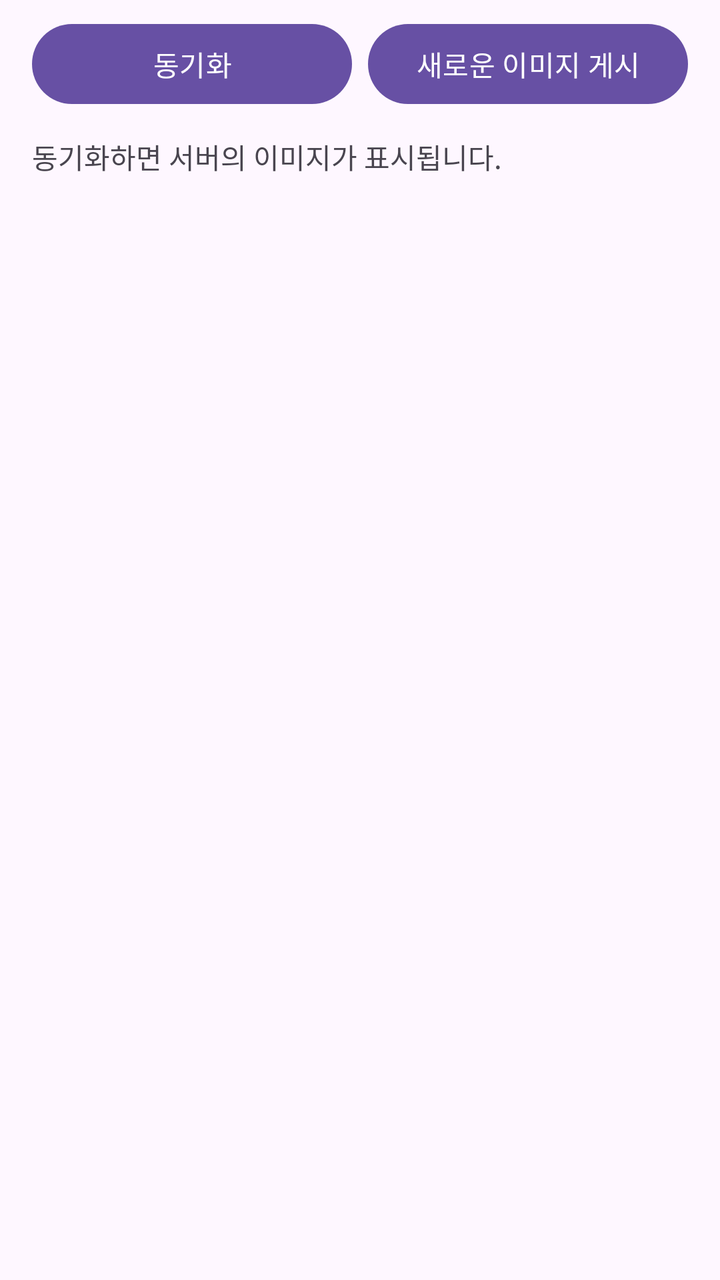
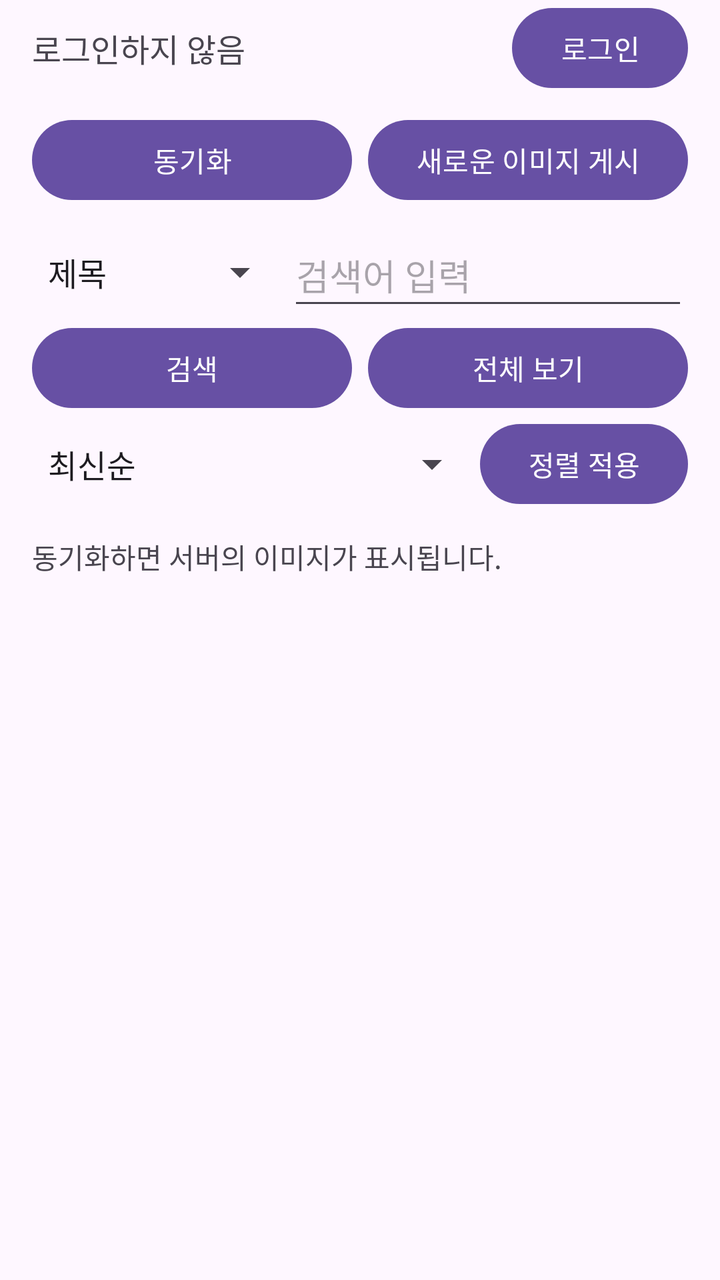

Two renders of the same Android screen: before a commit and after it. Below are the layout's source before the change and the commit's diff.
<!-- AndroidManifest.xml: application theme Theme.PhotoViewer -->
<!-- res/layout/activity_main.xml -->
<?xml version="1.0" encoding="utf-8"?>
<LinearLayout xmlns:android="http://schemas.android.com/apk/res/android"
    xmlns:tools="http://schemas.android.com/tools"
    android:id="@+id/main"
    android:layout_width="match_parent"
    android:layout_height="match_parent"
    android:orientation="vertical"
    tools:context=".MainActivity">

    <LinearLayout
        android:layout_width="match_parent"
        android:layout_height="wrap_content"
        android:orientation="horizontal"
        android:paddingStart="16dp"
        android:paddingTop="8dp"
        android:paddingEnd="16dp">

        <Button
            android:id="@+id/btn_load"
            android:layout_width="0dp"
            android:layout_height="wrap_content"
            android:layout_weight="1"
            android:minHeight="48dp"
            android:text="@string/sync_images" />

        <Button
            android:id="@+id/btn_save"
            android:layout_width="0dp"
            android:layout_height="wrap_content"
            android:layout_marginStart="8dp"
            android:layout_weight="1"
            android:minHeight="48dp"
            android:text="@string/upload_image" />
    </LinearLayout>

    <TextView
        android:id="@+id/textView"
        android:layout_width="match_parent"
        android:layout_height="wrap_content"
        android:layout_marginStart="16dp"
        android:layout_marginTop="12dp"
        android:layout_marginEnd="16dp"
        android:layout_marginBottom="8dp"
        android:accessibilityLiveRegion="polite"
        android:text="@string/sync_hint"
        android:textSize="14sp" />

    <androidx.recyclerview.widget.RecyclerView
        android:id="@+id/recyclerView"
        android:layout_width="match_parent"
        android:layout_height="0dp"
        android:layout_weight="1"
        android:clipToPadding="false"
        android:padding="8dp"
        tools:listitem="@layout/item_image" />
</LinearLayout>
<!-- res/layout/item_image.xml (included above) -->
<?xml version="1.0" encoding="utf-8"?>
<LinearLayout xmlns:android="http://schemas.android.com/apk/res/android"
    android:layout_width="match_parent"
    android:layout_height="wrap_content"
    android:orientation="vertical"
    android:padding="8dp">

    <ImageView
        android:id="@+id/imageViewItem"
        android:layout_width="match_parent"
        android:layout_height="200dp"
        android:contentDescription="@string/post_image"
        android:scaleType="centerCrop" />
</LinearLayout>
<!-- resources referenced by this layout -->
<resources>
  <string name="post_image">게시물 이미지</string>
  <string name="sync_hint">동기화하면 서버의 이미지가 표시됩니다.</string>
  <string name="sync_images">동기화</string>
  <string name="upload_image">새로운 이미지 게시</string>
  <style name="Theme.PhotoViewer" parent="Base.Theme.PhotoViewer" />
  <style name="Base.Theme.PhotoViewer" parent="Theme.Material3.DayNight.NoActionBar">
          
          
      </style>
</resources>

<!-- the commit's change to res/layout/activity_main.xml (unified diff, before → after) -->
@@ -6,6 +6,29 @@
     android:layout_height="match_parent"
     android:orientation="vertical"
     tools:context=".MainActivity">
+
+    <LinearLayout
+        android:layout_width="match_parent"
+        android:layout_height="wrap_content"
+        android:gravity="center_vertical"
+        android:orientation="horizontal"
+        android:paddingStart="16dp"
+        android:paddingEnd="16dp">
+        <TextView
+            android:id="@+id/account_status"
+            android:layout_width="0dp"
+            android:layout_height="wrap_content"
+            android:layout_weight="1"
+            android:accessibilityLiveRegion="polite"
+            android:text="@string/account_guest"
+            android:textSize="16sp" />
+        <Button
+            android:id="@+id/btn_account"
+            android:layout_width="wrap_content"
+            android:layout_height="wrap_content"
+            android:minHeight="48dp"
+            android:text="@string/login" />
+    </LinearLayout>
 
     <LinearLayout
         android:layout_width="match_parent"
@@ -31,6 +54,44 @@
             android:layout_weight="1"
             android:minHeight="48dp"
             android:text="@string/upload_image" />
+    </LinearLayout>
+
+    <LinearLayout
+        android:layout_width="match_parent" android:layout_height="wrap_content"
+        android:orientation="horizontal" android:gravity="center_vertical"
+        android:paddingStart="16dp" android:paddingTop="8dp" android:paddingEnd="16dp">
+        <Spinner
+            android:id="@+id/search_field"
+            android:layout_width="128dp" android:layout_height="48dp"
+            android:entries="@array/search_fields" android:contentDescription="@string/search_target" />
+        <EditText
+            android:id="@+id/search_keyword"
+            android:layout_width="0dp" android:layout_weight="1" android:layout_height="wrap_content"
+            android:minHeight="48dp" android:hint="@string/search_hint"
+            android:inputType="text" android:singleLine="true" android:imeOptions="actionSearch"
+            android:importantForAutofill="no" android:maxLength="200" />
+    </LinearLayout>
+    <LinearLayout
+        android:layout_width="match_parent" android:layout_height="wrap_content"
+        android:orientation="horizontal" android:paddingStart="16dp" android:paddingEnd="16dp">
+        <Button android:id="@+id/btn_search"
+            android:layout_width="0dp" android:layout_weight="1" android:layout_height="wrap_content"
+            android:text="@string/search" />
+        <Button android:id="@+id/btn_search_clear"
+            android:layout_width="0dp" android:layout_weight="1" android:layout_height="wrap_content"
+            android:layout_marginStart="8dp" android:text="@string/search_clear" />
+    </LinearLayout>
+
+    <LinearLayout
+        android:layout_width="match_parent" android:layout_height="wrap_content"
+        android:orientation="horizontal" android:gravity="center_vertical"
+        android:paddingStart="16dp" android:paddingEnd="16dp">
+        <Spinner android:id="@+id/sort_order"
+            android:layout_width="0dp" android:layout_weight="1" android:layout_height="48dp"
+            android:entries="@array/sort_orders" android:contentDescription="@string/sort_order" />
+        <Button android:id="@+id/btn_sort"
+            android:layout_width="wrap_content" android:layout_height="wrap_content"
+            android:minHeight="48dp" android:text="@string/sort_apply" />
     </LinearLayout>
 
     <TextView
@@ -62,10 +123,37 @@
     android:orientation="vertical"
     android:padding="8dp">
 
+    <TextView
+        android:id="@+id/post_title"
+        android:layout_width="match_parent" android:layout_height="wrap_content"
+        android:textSize="18sp" android:textStyle="bold" android:paddingBottom="4dp" />
+    <TextView
+        android:id="@+id/post_author"
+        android:layout_width="match_parent" android:layout_height="wrap_content"
+        android:textSize="13sp" android:paddingBottom="8dp" />
+    <TextView
+        android:id="@+id/post_body"
+        android:layout_width="match_parent" android:layout_height="wrap_content"
+        android:textSize="14sp" android:maxLines="3" android:ellipsize="end"
+        android:paddingBottom="8dp" />
     <ImageView
         android:id="@+id/imageViewItem"
         android:layout_width="match_parent"
         android:layout_height="200dp"
         android:contentDescription="@string/post_image"
         android:scaleType="centerCrop" />
+    <LinearLayout
+        android:id="@+id/recommendation_row"
+        android:layout_width="match_parent" android:layout_height="wrap_content"
+        android:orientation="horizontal" android:gravity="center_vertical">
+        <TextView android:id="@+id/recommendation_count"
+            android:layout_width="0dp" android:layout_weight="1" android:layout_height="wrap_content"
+            android:accessibilityLiveRegion="polite" android:textSize="14sp" />
+        <Button android:id="@+id/btn_comments"
+            android:layout_width="wrap_content" android:layout_height="wrap_content"
+            android:minHeight="48dp" android:text="@string/comments" />
+        <Button android:id="@+id/btn_recommend"
+            android:layout_width="wrap_content" android:layout_height="wrap_content"
+            android:minHeight="48dp" android:text="@string/recommend" />
+    </LinearLayout>
 </LinearLayout>
<!-- resource entries referenced after the edit -->
@@ -1,6 +1,22 @@
 <!-- resources referenced by this layout -->
 <resources>
+  <string-array name="search_fields">
+          <item>제목</item><item>작성자</item>
+      </string-array>
+  <string-array name="sort_orders">
+          <item>최신순</item><item>오래된순</item><item>추천순</item><item>댓글순</item>
+      </string-array>
+  <string name="account_guest">로그인하지 않음</string>
+  <string name="comments">댓글</string>
+  <string name="login">로그인</string>
   <string name="post_image">게시물 이미지</string>
+  <string name="recommend">추천</string>
+  <string name="search">검색</string>
+  <string name="search_clear">전체 보기</string>
+  <string name="search_hint">검색어 입력</string>
+  <string name="search_target">검색 대상</string>
+  <string name="sort_apply">정렬 적용</string>
+  <string name="sort_order">게시물 정렬</string>
   <string name="sync_hint">동기화하면 서버의 이미지가 표시됩니다.</string>
   <string name="sync_images">동기화</string>
   <string name="upload_image">새로운 이미지 게시</string>
